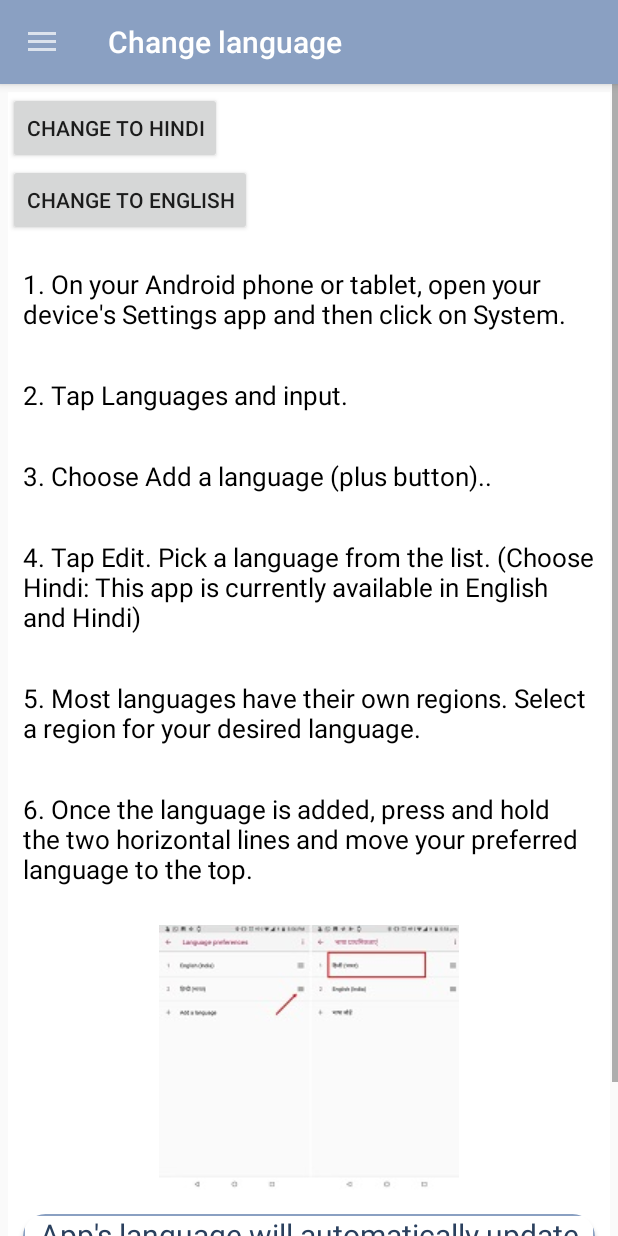
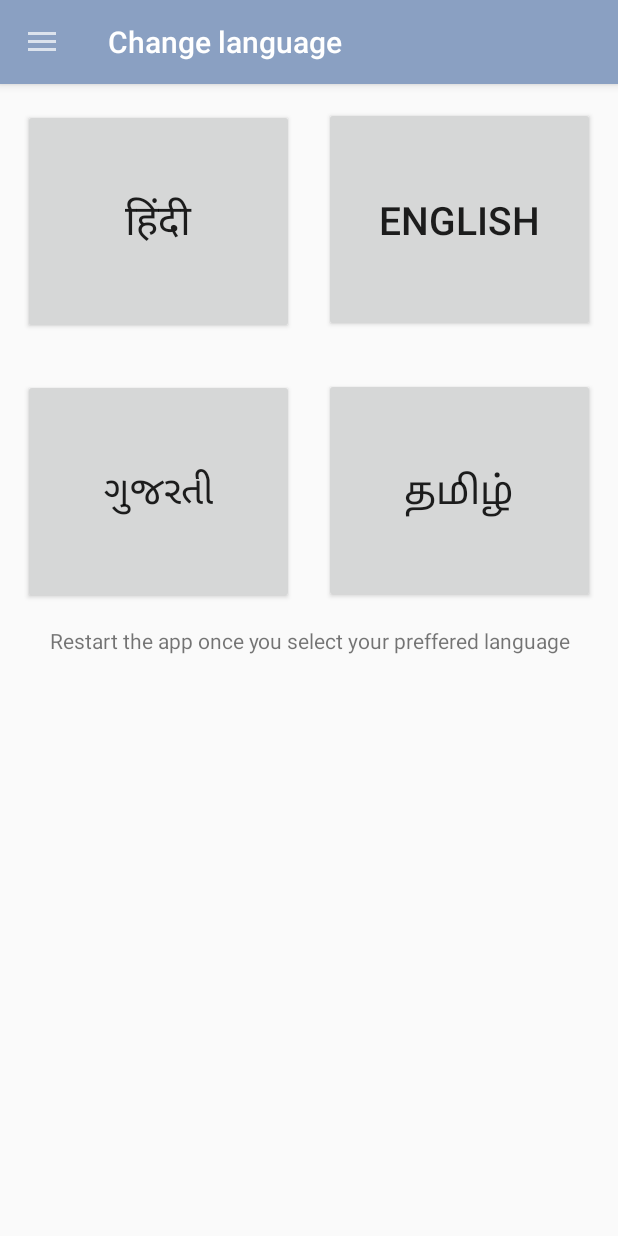
Before and after one commit to Pranavjain23/CyberSecurity, an Android app: the fragment Language placed in its activity, on a phone screen of 412 x 824 dp. Run offline under Robolectric (Android 15) with nearby library versions, the phone set to English and light mode, and no system bars.

Commit message:
app conversion changes with whole app lookout amost final changes

```diff
--- a/app/src/main/java/com/csao/cybersecurity/fragment/CyberComplaintFragment.kt
+++ b/app/src/main/java/com/csao/cybersecurity/fragment/CyberComplaintFragment.kt
@@ -20,7 +20,7 @@ class CyberComplaintFragment : Fragment() {
         // Inflate the layout for this fragment
         val view = inflater.inflate(R.layout.fragment_cyber_complaint, container, false)
 
-        getActionBar()?.setTitle(getString(R.string.cyber_complaint_heading));
+        getActionBar()?.setTitle(getString(R.string.cybercomplaint));
         val textView = view.findViewById<TextView>(R.id.linkFAQ)
         textView.movementMethod = LinkMovementMethod.getInstance()
 
--- a/app/src/main/java/com/csao/cybersecurity/fragment/HelplineNumberFragment.kt
+++ b/app/src/main/java/com/csao/cybersecurity/fragment/HelplineNumberFragment.kt
@@ -73,7 +73,7 @@ class HelplineNumberFragment : Fragment() {
             HelplineNumber(getString(R.string.state37),"03324791830")
         )
 
-        getActionBar()?.setTitle("Helpline Number");
+        getActionBar()?.setTitle(getString(R.string.helpline_number));
         recyclerHelplineNumber = view.findViewById(R.id.recyclerHelplineNumber)
         layoutManager = LinearLayoutManager(activity)
 
--- a/app/src/main/java/com/csao/cybersecurity/fragment/LearnCyberCrimeFragment.kt
+++ b/app/src/main/java/com/csao/cybersecurity/fragment/LearnCyberCrimeFragment.kt
@@ -58,7 +58,7 @@ class LearnCyberCrimeFragment : Fragment() {
 
         )
 
-        getActionBar()?.setTitle("Learn about Cyber Crime");
+        getActionBar()?.setTitle(getString(R.string.lcc));
         recyclerLearnCyberCrime = view.findViewById(R.id.recyclerLearnCyberCrime)
         layoutManager = LinearLayoutManager(activity)
 
--- a/app/src/main/java/com/csao/cybersecurity/fragment/PreventiveTipFragment.kt
+++ b/app/src/main/java/com/csao/cybersecurity/fragment/PreventiveTipFragment.kt
@@ -49,7 +49,7 @@ class PreventiveTipFragment : Fragment() {
             PreventiveTip(getString(R.string.pt15))
         )
 
-        getActionBar()?.setTitle("Preventive Tips");
+        getActionBar()?.setTitle(getString(R.string.preventivetips));
 
         recyclerPreventiveTip = view.findViewById(R.id.recyclerPreventiveTip)
         layoutManager = LinearLayoutManager(activity)
--- a/app/src/main/java/com/csao/cybersecurity/fragment/SecurityCheckFragment.kt
+++ b/app/src/main/java/com/csao/cybersecurity/fragment/SecurityCheckFragment.kt
@@ -34,7 +34,7 @@ class SecurityCheckFragment : Fragment() {
         val view = inflater.inflate(R.layout.fragment_security_check, container, false)
 
 
-        getActionBar()?.setTitle(getString(R.string.securitycheck_heading));
+        getActionBar()?.setTitle(getString(R.string.security_check));
             correct = view.findViewById(R.id.submit)
 
             correct.setOnClickListener {
--- a/app/src/main/res/layout/fragment_cyber_complaint.xml
+++ b/app/src/main/res/layout/fragment_cyber_complaint.xml
@@ -43,7 +43,6 @@
                     android:layout_below="@+id/text1"
                     android:layout_marginTop="3dp"
                     android:textColor="@color/blue"
-                    android:textStyle="bold"
                     android:padding="10dp"
                     android:text="@string/complaint2"
                     android:textSize="18sp" />
--- a/app/src/main/res/layout/fragment_expert2_chandni_agg.xml
+++ b/app/src/main/res/layout/fragment_expert2_chandni_agg.xml
@@ -98,10 +98,7 @@
                     android:textColor="@color/blue"
                     android:paddingRight="10dp"
                     android:paddingBottom="10dp"
-                    android:text="Chandni Agarwal is a dynamic &amp; visionary educationist with over 20 years experience of teaching Computer Science. \nShe is a National ICT Awardee , Cyber Security Awareness Coach , MIEE , MIEFellow, Adobe Creative Educator , Wakelet Educator Leader &amp; ambassador.  She had also represented India at USA as Student Mentor and Paris as Educator and brought laurels for the country. She has also been a resource person for NCERT , SCERT &amp;NIOS.\nThis ICT ambassador through her undiluted devotion , determination and focus has become the
-torch bearer of her initiative CSAO – Cyber Security Awareness via Cyber Security Guide
-Android App.\nShe is creating an ICT literate community of learners which can deploy, utilize and contribute to
-a constantly evolving digital nation."/>
+                    android:text="@string/chandni_agg_intro"/>
 
                 <TextView
                     android:id="@+id/expertName"
--- a/app/src/main/res/layout/fragment_experts_panel.xml
+++ b/app/src/main/res/layout/fragment_experts_panel.xml
@@ -56,7 +56,7 @@
                         android:id="@+id/txtExpertName1"
                         android:layout_width="match_parent"
                         android:layout_height="wrap_content"
-                        android:text="Nisha Dua"
+                        android:text="@string/nisha_dua"
                         android:paddingStart="8dp"
                         android:textSize="20sp"
                         android:textColor="#000000"/>
--- a/app/src/main/res/layout/fragment_language.xml
+++ b/app/src/main/res/layout/fragment_language.xml
@@ -4,125 +4,74 @@
     android:layout_width="match_parent"
     android:layout_height="match_parent"
     xmlns:app="http://schemas.android.com/apk/res-auto"
-    >
-<RelativeLayout
+    tools:context=".fragment.Language">
+
+
+    <LinearLayout
+        android:layout_width="match_parent"
+        android:layout_height="wrap_content"
+        android:orientation="vertical">
+
+
+<LinearLayout
     android:layout_width="match_parent"
     android:layout_height="match_parent"
     android:layout_margin="5dp"
-    android:background="@android:color/white"
-    tools:context=".fragment.Language">
+    android:orientation="horizontal"
+    android:weightSum="2">
     <Button
+        android:layout_weight="1"
         android:id="@+id/btn1"
-        android:layout_width="wrap_content"
-        android:layout_height="wrap_content"
-        android:text="Change to hindi"></Button>
+        android:layout_width="0dp"
+        android:layout_margin="10dp"
+        android:layout_height="150dp"
+        android:textSize="28sp"
+        android:text="हिंदी"/>
+
     <Button
         android:id="@+id/btn2"
-        android:layout_width="wrap_content"
-        android:layout_height="wrap_content"
+        android:layout_width="0dp"
+        android:layout_height="150dp"
         android:layout_below="@+id/btn1"
-        android:text="Change to english"></Button>
-    <TextView
-        android:id="@+id/card2"
-        android:layout_below="@+id/btn2"
+        android:layout_margin="10dp"
+        android:layout_weight="1"
+        android:text="English"
+        android:textSize="26sp" />
+
+</LinearLayout>
+
+    <LinearLayout
         android:layout_width="match_parent"
-        android:layout_height="wrap_content"
-        android:textAlignment="textStart"
-        android:padding="10dp"
-        android:layout_marginTop="10dp"
-        android:textColor="@android:color/black"
-        android:textSize="17sp"
-        android:text="@string/lang2" />
-    <TextView
-        android:id="@+id/card3"
-        android:layout_below="@+id/card2"
-        android:layout_width="match_parent"
-        android:layout_height="wrap_content"
-        android:textAlignment="textStart"
-        android:padding="10dp"
-        android:layout_marginTop="10dp"
-        android:textColor="@android:color/black"
-        android:textSize="17sp"
-        android:text="@string/lang3" />
-    <TextView
-        android:id="@+id/card4"
-        android:layout_below="@+id/card3"
-        android:layout_width="match_parent"
-        android:layout_height="wrap_content"
-        android:textAlignment="textStart"
-        android:padding="10dp"
-        android:layout_marginTop="10dp"
-        android:textColor="@android:color/black"
-        android:textSize="17sp"
-        android:text="@string/lang4" />
-    <TextView
-        android:id="@+id/card5"
-        android:layout_below="@+id/card4"
-        android:layout_width="match_parent"
-        android:layout_height="wrap_content"
-        android:textAlignment="textStart"
-        android:padding="10dp"
-        android:layout_marginTop="10dp"
-        android:textColor="@android:color/black"
-        android:textSize="17sp"
-        android:text="@string/lang5" />
-    <TextView
-    android:id="@+id/card6"
-    android:layout_below="@+id/card5"
-    android:layout_width="match_parent"
-    android:layout_height="wrap_content"
-        android:textAlignment="textStart"
-    android:padding="10dp"
-    android:layout_marginTop="10dp"
-        android:textColor="@android:color/black"
-        android:textSize="17sp"
-    android:text="@string/lang6" />
-    <TextView
-        android:id="@+id/card8"
-        android:layout_below="@+id/card6"
-        android:layout_width="match_parent"
-        android:layout_height="wrap_content"
-        android:textAlignment="textStart"
-        android:padding="10dp"
-        android:layout_marginTop="10dp"
-        android:textColor="@android:color/black"
-        android:textSize="17sp"
-        android:text="@string/lang8" />
+        android:layout_height="match_parent"
+        android:layout_margin="5dp"
+        android:weightSum="2">
+        <Button
+            android:id="@+id/btn3"
+            android:layout_weight="1"
+            android:layout_width="0dp"
+            android:layout_margin="10dp"
+            android:layout_height="150dp"
+            android:text="ગુજરતી"
+            android:textSize="26sp"/>
+        <Button
+            android:id="@+id/btn4"
+            android:layout_weight="1"
+            android:layout_width="0dp"
+            android:layout_margin="10dp"
+            android:layout_height="150dp"
+            android:textSize="26sp"
+            android:text="தமிழ்"/>
 
-    <ImageView
-        android:id="@+id/imglan"
-        android:layout_width="match_parent"
-        android:layout_height="wrap_content"
-        android:layout_below="@+id/card8"
-        android:layout_marginTop="15dp"
-        android:scaleType="fitCenter"
-        android:src="@drawable/language"></ImageView>
-    <androidx.cardview.widget.CardView
-        android:id="@+id/card7"
-        android:layout_width="match_parent"
-        android:layout_height="wrap_content"
-        android:layout_marginRight="10dp"
-        android:layout_marginLeft="10dp"
-        android:layout_marginTop="15dp"
-        app:cardCornerRadius="15dp"
-        android:layout_below="@+id/imglan"
-        android:background="@drawable/border"
-        android:elevation="5dp"
-        android:padding="15dp">
+    </LinearLayout>
+
 
         <TextView
             android:layout_width="match_parent"
-            android:layout_height="match_parent"
+            android:layout_height="wrap_content"
             android:textAlignment="center"
-            android:textColor="@color/blue"
-            android:background="@drawable/border"
-            android:textSize="20sp"
-            android:text="@string/lang7" />
-    </androidx.cardview.widget.CardView>
-    <TextView
-        android:layout_below="@+id/card7"
-        android:layout_width="match_parent"
-        android:layout_height="wrap_content"
-        android:layout_marginBottom="40dp"></TextView>
-</RelativeLayout>
+            android:text="Restart the app once you select your preffered language"/>
+    </LinearLayout>
+
+
+
 </ScrollView>
--- a/app/src/main/res/layout/fragment_security_check.xml
+++ b/app/src/main/res/layout/fragment_security_check.xml
@@ -378,7 +378,7 @@
                         android:layout_marginLeft="50dp"
                         android:layout_marginTop="10dp"
                         android:layout_marginRight="50dp"
-                        android:text="Sometimes" />
+                        android:text="@string/sometimes" />
 
                 </RadioGroup>
             </RelativeLayout>
--- a/app/src/main/res/values/strings.xml
+++ b/app/src/main/res/values/strings.xml
@@ -76,12 +76,8 @@
     <string name="infosecawareness">
         <a href="https://www.infosecawareness.in/">Infosecawareness</a>
     </string>
-    <string name="do_string">
-        DO
-    </string>
-    <string name="dont_string">
-        DONT
-    </string>
+    <string name="do_string">DO\'s</string>
+    <string name="dont_string">DON\'ts</string>
     <string name="webinar">
                 <a href="https://www.youtube.com/playlist?list=PLD5wzl-GmKMVrfli48k0ypE6HtrGO_sP-"> Click here </a>
 
@@ -245,15 +241,9 @@ CSAO is a brain child of Ms. Chandni Agarwal, senior IT faculty at Maharaja Agra
     <string name="chandniag_desig">Educator, Cyber wellness coach</string>
     <string name="chandni_agarwal">Chandni Agarwal</string>
 
+    <string name="lang">Change language</string>
+    <string name="sometimes">Sometimes</string>
+    <string name="chandni_agg_intro">Chandni Agarwal is a dynamic &amp; visionary educationist with over 20 years experience of teaching Computer Science. \nShe is a National ICT Awardee , Cyber Security Awareness Coach , MIEE , MIEFellow, Adobe Creative Educator , Wakelet Educator Leader &amp; ambassador. She had also represented India at USA as Student Mentor and Paris as Educator and brought laurels for the country. She has also been a resource person for NCERT , SCERT &amp;NIOS.\nThis ICT ambassador through her undiluted devotion , determination and focus has become the torch bearer of her initiative CSAO – Cyber Security Awareness via Cyber Security Guide Android App.\nShe is creating an ICT literate community of learners which can deploy, utilize and contribute to a constantly evolving digital nation.</string>
 
-    <string name="lang1">Change Language</string>
-    <string name="lang2">1. On your Android phone or tablet, open your device\'s Settings app and then click on System.</string>
-    <string name="lang3">2. Tap Languages and input.</string>
-    <string name="lang4">3. Choose Add a language (plus button)..</string>
-    <string name="lang5">4. Tap Edit. Pick a language from the list. (Choose Hindi: This app is currently available in English and Hindi)</string>
-    <string name="lang6">5. Most languages have their own regions. Select a region for your desired language.</string>
-    <string name="lang8">6.  Once the language is added, press and hold the two horizontal lines and move your preferred language to the top.</string>
-    <string name="lang7"> App\'s language will automatically update itself to the first preference of the language selected. </string>
-    <string name="lang">Change language </string>
 
 </resources>
```
Also changed, not shown: app/src/main/java/com/csao/cybersecurity/activity/MainActivity.kt (+6 -6 lines), app/src/main/java/com/csao/cybersecurity/fragment/Language.kt (+72 -0 lines), app/src/main/res/layout/fragment_about_app.xml (+27 -3 lines), app/src/main/res/layout/fragment_videos_and_webinar.xml (+6 -3 lines), 3 other files.
